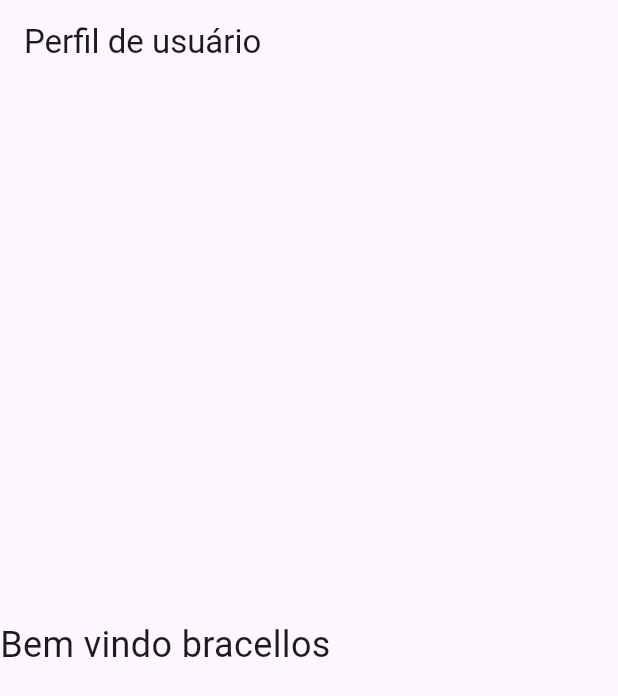
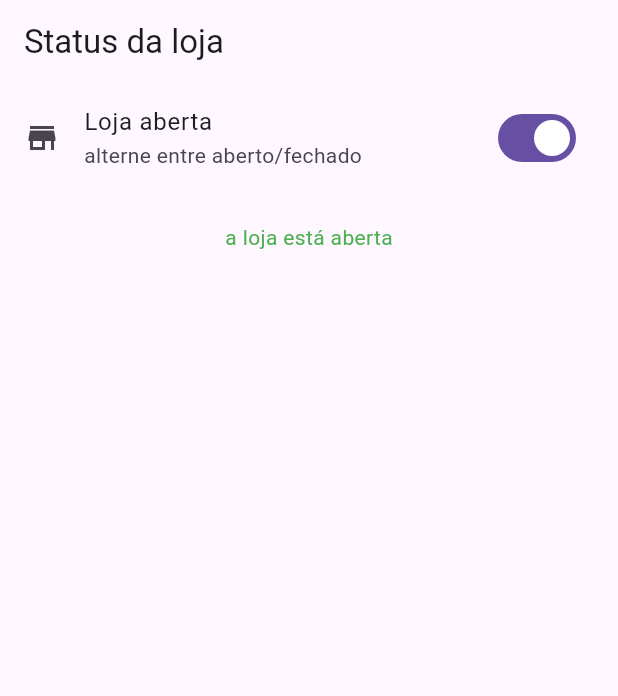
Before and after one commit to jardelgpf/meu_app, a Flutter app: the screen it shows after launch, on a phone screen of 412 x 824 dp. Shown: the top 696 px of the screen. Run offline on Flutter 3.47's test engine with Material 3 defaults, Android fonts, the phone set to English and light mode, and no system bars.

Commit message:
exercicio da loja

```diff
--- /dev/null
+++ b/lib/exercicios/Loja.dart
@@ -0,0 +1,49 @@
+import 'package:flutter/material.dart';
+
+class Loja extends StatelessWidget{
+  @override
+  Widget build(BuildContext context) {
+    return MaterialApp(
+      home: LojaStatusPage(),
+    );
+  }
+
+}
+
+class LojaStatusPage extends StatefulWidget {
+  const LojaStatusPage({super.key});
+
+  @override
+  State<LojaStatusPage> createState() => _LojaStatusPageState();
+}
+
+class _LojaStatusPageState extends State<LojaStatusPage> {
+  bool _aberto = true;
+  @override
+  Widget build(BuildContext context) {
+    return Scaffold(
+      appBar: AppBar(title: Text("Status da loja"),),
+      body: Column(
+        children: [
+          SwitchListTile(
+            title: const Text("Loja aberta"),
+            subtitle: const Text("alterne entre aberto/fechado"),
+            value: _aberto,
+            onChanged: (bool value){
+              setState(() {
+                _aberto = value;
+              });
+            },
+            secondary: const Icon(Icons.store),
+          ),
+          const SizedBox(height: 20),
+          Text(_aberto ? "a loja está aberta" : "a loja está fechada",
+          style: TextStyle(
+            fontSize: 14,
+            color: _aberto ? Colors.green : Colors.red
+            ),)
+        ],
+      ),
+    );
+  }
+}
--- a/lib/main.dart
+++ b/lib/main.dart
@@ -1,5 +1,6 @@
 import 'package:flutter/material.dart';
 import 'package:meu_app/Botao.dart';
+import 'package:meu_app/exercicios/Loja.dart';
 import 'package:meu_app/inherited/UserInfos.dart';
 import 'package:meu_app/stateful/Contador.dart';
 import 'package:meu_app/stateful/DarkMode.dart';
@@ -51,5 +52,6 @@ void main(){
   // runApp(DarkMode());
   // runApp(RandomNumber());
 
-  runApp(UserInfos());
+  // runApp(UserInfos());
+  runApp(Loja());
 }
```
Also changed, not shown: pubspec.lock.
